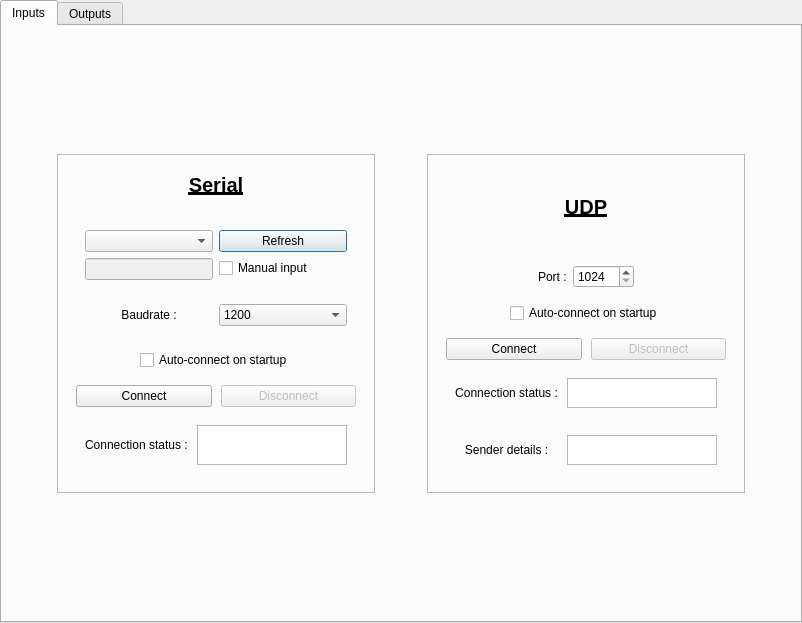
The window that src/menu_bar/connections/menubar_connections.ui (Kupofty/OpenSeaNav) describes before a commit, drawn with Qt 5.
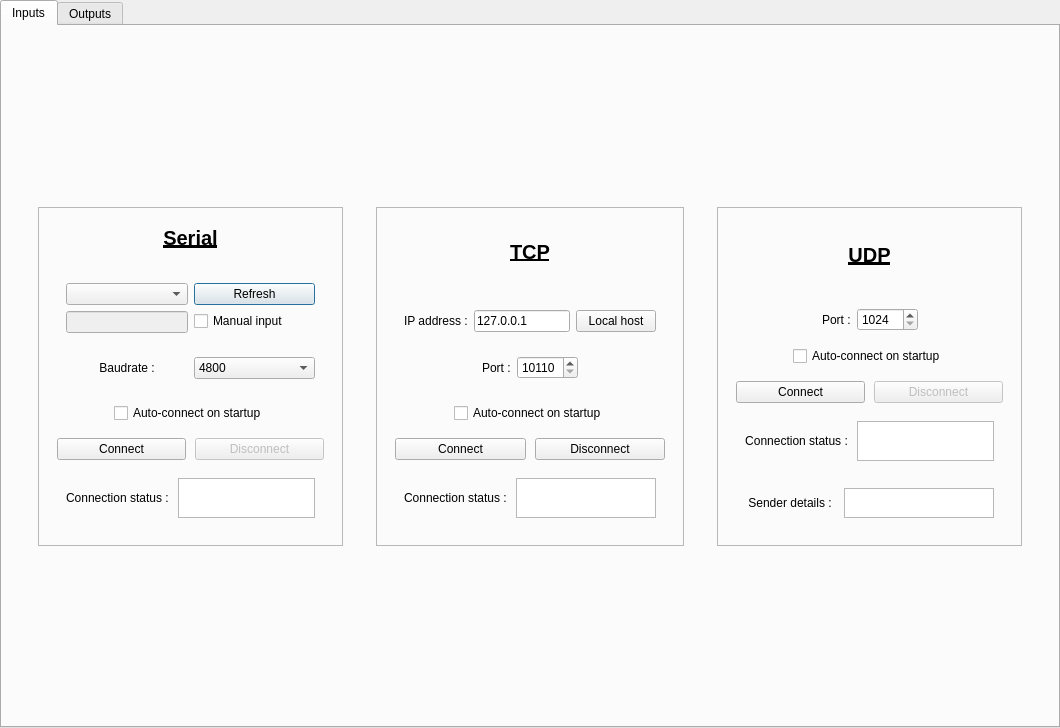
The same window after the commit. The open tabs and pages were chosen to show the change. Icons and pictures are not drawn.

Commit message: add TCP input

```diff
--- a/src/menu_bar/connections/menubar_connections.ui
+++ b/src/menu_bar/connections/menubar_connections.ui
@@ -6,8 +6,8 @@
    <rect>
     <x>0</x>
     <y>0</y>
-    <width>802</width>
-    <height>623</height>
+    <width>1060</width>
+    <height>728</height>
    </rect>
   </property>
   <property name="windowTitle">
@@ -29,13 +29,52 @@
    <item row="0" column="0">
     <widget class="QTabWidget" name="tabWidget">
      <property name="currentIndex">
-      <number>1</number>
+      <number>0</number>
      </property>
      <widget class="QWidget" name="tab_inputs">
       <attribute name="title">
        <string>Inputs</string>
       </attribute>
       <layout class="QGridLayout" name="gridLayout_2">
+       <item row="1" column="6">
+        <spacer name="horizontalSpacer_3">
+         <property name="orientation">
+          <enum>Qt::Orientation::Horizontal</enum>
+         </property>
+         <property name="sizeHint" stdset="0">
+          <size>
+           <width>40</width>
+           <height>20</height>
+          </size>
+         </property>
+        </spacer>
+       </item>
+       <item row="1" column="2">
+        <spacer name="horizontalSpacer_2">
+         <property name="orientation">
+          <enum>Qt::Orientation::Horizontal</enum>
+         </property>
+         <property name="sizeHint" stdset="0">
+          <size>
+           <width>40</width>
+           <height>20</height>
+          </size>
+         </property>
+        </spacer>
+       </item>
+       <item row="1" column="4">
+        <spacer name="horizontalSpacer_9">
+         <property name="orientation">
+          <enum>Qt::Orientation::Horizontal</enum>
+         </property>
+         <property name="sizeHint" stdset="0">
+          <size>
+           <width>40</width>
+           <height>20</height>
+          </size>
+         </property>
+        </spacer>
+       </item>
        <item row="1" column="1">
         <widget class="QFrame" name="frame">
          <property name="minimumSize">
@@ -242,10 +281,10 @@
                   <bool>false</bool>
                  </property>
                  <property name="currentText">
-                  <string notr="true">1200</string>
+                  <string notr="true">4800</string>
                  </property>
                  <property name="currentIndex">
-                  <number>0</number>
+                  <number>2</number>
                  </property>
                  <item>
                   <property name="text">
@@ -401,7 +440,7 @@
                 </widget>
                </item>
                <item>
-                <widget class="QPlainTextEdit" name="plainTextEdit_connection_status">
+                <widget class="QPlainTextEdit" name="plainTextEdit_connection_status_serial">
                  <property name="sizePolicy">
                   <sizepolicy hsizetype="Expanding" vsizetype="Fixed">
                    <horstretch>0</horstretch>
@@ -417,6 +456,9 @@
                  <property name="readOnly">
                   <bool>true</bool>
                  </property>
+                 <property name="plainText">
+                  <string/>
+                 </property>
                 </widget>
                </item>
               </layout>
@@ -427,47 +469,8 @@
          </layout>
         </widget>
        </item>
-       <item row="1" column="2">
-        <spacer name="horizontalSpacer_9">
-         <property name="orientation">
-          <enum>Qt::Orientation::Horizontal</enum>
-         </property>
-         <property name="sizeHint" stdset="0">
-          <size>
-           <width>40</width>
-           <height>20</height>
-          </size>
-         </property>
-        </spacer>
-       </item>
-       <item row="1" column="4">
-        <spacer name="horizontalSpacer_3">
-         <property name="orientation">
-          <enum>Qt::Orientation::Horizontal</enum>
-         </property>
-         <property name="sizeHint" stdset="0">
-          <size>
-           <width>40</width>
-           <height>20</height>
-          </size>
-         </property>
-        </spacer>
-       </item>
-       <item row="1" column="0">
-        <spacer name="horizontalSpacer">
-         <property name="orientation">
-          <enum>Qt::Orientation::Horizontal</enum>
-         </property>
-         <property name="sizeHint" stdset="0">
-          <size>
-           <width>40</width>
-           <height>20</height>
-          </size>
-         </property>
-        </spacer>
-       </item>
-       <item row="1" column="3">
-        <widget class="QFrame" name="verticalFrame">
+       <item row="1" column="5">
+        <widget class="QFrame" name="verticalFrame_udp_input">
          <property name="frameShape">
           <enum>QFrame::Shape::StyledPanel</enum>
          </property>
@@ -640,6 +643,99 @@
              <property name="spacing">
               <number>9</number>
              </property>
+             <item row="1" column="0">
+              <widget class="QPushButton" name="pushButton_connect_udp_input">
+               <property name="sizePolicy">
+                <sizepolicy hsizetype="Minimum" vsizetype="Fixed">
+                 <horstretch>0</horstretch>
+                 <verstretch>0</verstretch>
+                </sizepolicy>
+               </property>
+               <property name="font">
+                <font>
+                 <pointsize>9</pointsize>
+                </font>
+               </property>
+               <property name="text">
+                <string>Connect</string>
+               </property>
+               <property name="checkable">
+                <bool>true</bool>
+               </property>
+              </widget>
+             </item>
+             <item row="2" column="0" colspan="2">
+              <layout class="QHBoxLayout" name="horizontalLayout_56">
+               <property name="leftMargin">
+                <number>9</number>
+               </property>
+               <property name="topMargin">
+                <number>9</number>
+               </property>
+               <property name="rightMargin">
+                <number>9</number>
+               </property>
+               <property name="bottomMargin">
+                <number>9</number>
+               </property>
+               <item>
+                <widget class="QLabel" name="label_70">
+                 <property name="text">
+                  <string>Connection status :</string>
+                 </property>
+                 <property name="alignment">
+                  <set>Qt::AlignmentFlag::AlignCenter</set>
+                 </property>
+                </widget>
+               </item>
+               <item>
+                <widget class="QPlainTextEdit" name="plainTextEdit_connection_status_udp">
+                 <property name="sizePolicy">
+                  <sizepolicy hsizetype="Expanding" vsizetype="Fixed">
+                   <horstretch>0</horstretch>
+                   <verstretch>0</verstretch>
+                  </sizepolicy>
+                 </property>
+                 <property name="maximumSize">
+                  <size>
+                   <width>150</width>
+                   <height>40</height>
+                  </size>
+                 </property>
+                 <property name="readOnly">
+                  <bool>true</bool>
+                 </property>
+                 <property name="plainText">
+                  <string/>
+                 </property>
+                </widget>
+               </item>
+              </layout>
+             </item>
+             <item row="1" column="1">
+              <widget class="QPushButton" name="pushButton_disconnect_udp_input">
+               <property name="enabled">
+                <bool>false</bool>
+               </property>
+               <property name="sizePolicy">
+                <sizepolicy hsizetype="Minimum" vsizetype="Fixed">
+                 <horstretch>0</horstretch>
+                 <verstretch>0</verstretch>
+                </sizepolicy>
+               </property>
+               <property name="font">
+                <font>
+                 <pointsize>9</pointsize>
+                </font>
+               </property>
+               <property name="text">
+                <string>Disconnect</string>
+               </property>
+               <property name="checkable">
+                <bool>true</bool>
+               </property>
+              </widget>
+             </item>
              <item row="3" column="0" colspan="2">
               <layout class="QHBoxLayout" name="horizontalLayout_57">
                <property name="leftMargin">
@@ -681,102 +777,8 @@
                  <property name="readOnly">
                   <bool>true</bool>
                  </property>
-                </widget>
-               </item>
-              </layout>
-             </item>
-             <item row="2" column="0" colspan="2">
-              <layout class="QHBoxLayout" name="horizontalLayout_56">
-               <property name="leftMargin">
-                <number>9</number>
-               </property>
-               <property name="topMargin">
-                <number>9</number>
-               </property>
-               <property name="rightMargin">
-                <number>9</number>
-               </property>
-               <property name="bottomMargin">
-                <number>9</number>
-               </property>
-               <item>
-                <widget class="QLabel" name="label_70">
-                 <property name="text">
-                  <string>Connection status :</string>
-                 </property>
-                 <property name="alignment">
-                  <set>Qt::AlignmentFlag::AlignCenter</set>
-                 </property>
-                </widget>
-               </item>
-               <item>
-                <widget class="QPlainTextEdit" name="plainTextEdit_connection_status_udp">
-                 <property name="sizePolicy">
-                  <sizepolicy hsizetype="Expanding" vsizetype="Fixed">
-                   <horstretch>0</horstretch>
-                   <verstretch>0</verstretch>
-                  </sizepolicy>
-                 </property>
-                 <property name="maximumSize">
-                  <size>
-                   <width>150</width>
-                   <height>30</height>
-                  </size>
-                 </property>
-                 <property name="readOnly">
-                  <bool>true</bool>
-                 </property>
-                </widget>
-               </item>
-              </layout>
-             </item>
-             <item row="1" column="0" colspan="2">
-              <layout class="QHBoxLayout" name="horizontalLayout_4">
-               <property name="topMargin">
-                <number>0</number>
-               </property>
-               <item>
-                <widget class="QPushButton" name="pushButton_connect_udp_input">
-                 <property name="sizePolicy">
-                  <sizepolicy hsizetype="Minimum" vsizetype="Fixed">
-                   <horstretch>0</horstretch>
-                   <verstretch>0</verstretch>
-                  </sizepolicy>
-                 </property>
-                 <property name="font">
-                  <font>
-                   <pointsize>9</pointsize>
-                  </font>
-                 </property>
-                 <property name="text">
-                  <string>Connect</string>
-                 </property>
-                 <property name="checkable">
-                  <bool>true</bool>
-                 </property>
-                </widget>
-               </item>
-               <item>
-                <widget class="QPushButton" name="pushButton_disconnect_udp_input">
-                 <property name="enabled">
-                  <bool>false</bool>
-                 </property>
-                 <property name="sizePolicy">
-                  <sizepolicy hsizetype="Minimum" vsizetype="Fixed">
-                   <horstretch>0</horstretch>
-                   <verstretch>0</verstretch>
-                  </sizepolicy>
-                 </property>
-                 <property name="font">
-                  <font>
-                   <pointsize>9</pointsize>
-                  </font>
-                 </property>
-                 <property name="text">
-                  <string>Disconnect</string>
-                 </property>
-                 <property name="checkable">
-                  <bool>true</bool>
+                 <property name="plainText">
+                  <string/>
                  </property>
                 </widget>
                </item>
@@ -788,20 +790,20 @@
          </layout>
         </widget>
        </item>
-       <item row="0" column="2">
-        <spacer name="verticalSpacer_17">
+       <item row="1" column="0">
+        <spacer name="horizontalSpacer">
          <property name="orientation">
-          <enum>Qt::Orientation::Vertical</enum>
+          <enum>Qt::Orientation::Horizontal</enum>
          </property>
          <property name="sizeHint" stdset="0">
           <size>
-           <width>20</width>
-           <height>40</height>
+           <width>40</width>
+           <height>20</height>
           </size>
          </property>
         </spacer>
        </item>
-       <item row="2" column="2">
+       <item row="2" column="3">
         <spacer name="verticalSpacer_18">
          <property name="orientation">
           <enum>Qt::Orientation::Vertical</enum>
@@ -814,6 +816,299 @@
          </property>
         </spacer>
        </item>
+       <item row="0" column="3">
+        <spacer name="verticalSpacer_17">
+         <property name="orientation">
+          <enum>Qt::Orientation::Vertical</enum>
+         </property>
+         <property name="sizeHint" stdset="0">
+          <size>
+           <width>20</width>
+           <height>40</height>
+          </size>
+         </property>
+        </spacer>
+       </item>
+       <item row="1" column="3">
+        <widget class="QFrame" name="verticalFrame_tcp_input">
+         <property name="frameShape">
+          <enum>QFrame::Shape::StyledPanel</enum>
+         </property>
+         <layout class="QVBoxLayout" name="verticalLayout">
+          <property name="leftMargin">
+           <number>9</number>
+          </property>
+          <property name="topMargin">
+           <number>9</number>
+          </property>
+          <property name="rightMargin">
+           <number>9</number>
+          </property>
+          <property name="bottomMargin">
+           <number>9</number>
+          </property>
+          <item>
+           <layout class="QHBoxLayout" name="horizontalLayout">
+            <property name="leftMargin">
+             <number>0</number>
+            </property>
+            <item>
+             <widget class="QLabel" name="label">
+              <property name="font">
+               <font>
+                <pointsize>15</pointsize>
+                <bold>true</bold>
+                <underline>true</underline>
+               </font>
+              </property>
+              <property name="text">
+               <string>TCP</string>
+              </property>
+              <property name="alignment">
+               <set>Qt::AlignmentFlag::AlignCenter</set>
+              </property>
+              <property name="wordWrap">
+               <bool>true</bool>
+              </property>
+             </widget>
+            </item>
+           </layout>
+          </item>
+          <item>
+           <layout class="QVBoxLayout" name="verticalLayout_2">
+            <property name="leftMargin">
+             <number>9</number>
+            </property>
+            <property name="topMargin">
+             <number>9</number>
+            </property>
+            <property name="rightMargin">
+             <number>9</number>
+            </property>
+            <property name="bottomMargin">
+             <number>9</number>
+            </property>
+            <item>
+             <layout class="QHBoxLayout" name="horizontalLayout_8">
+              <property name="leftMargin">
+               <number>9</number>
+              </property>
+              <property name="topMargin">
+               <number>9</number>
+              </property>
+              <property name="rightMargin">
+               <number>9</number>
+              </property>
+              <property name="bottomMargin">
+               <number>9</number>
+              </property>
+              <item>
+               <widget class="QLabel" name="label_3">
+                <property name="text">
+                 <string>IP address :</string>
+                </property>
+               </widget>
+              </item>
+              <item>
+               <widget class="QLineEdit" name="lineEdit_tcp_manual_input">
+                <property name="minimumSize">
+                 <size>
+                  <width>90</width>
+                  <height>0</height>
+                 </size>
+                </property>
+                <property name="text">
+                 <string notr="true">127.0.0.1</string>
+                </property>
+               </widget>
+              </item>
+              <item>
+               <widget class="QPushButton" name="pushButton_tcp_input_localhost">
+                <property name="text">
+                 <string>Local host</string>
+                </property>
+               </widget>
+              </item>
+             </layout>
+            </item>
+            <item>
+             <layout class="QHBoxLayout" name="horizontalLayout_13">
+              <property name="leftMargin">
+               <number>9</number>
+              </property>
+              <property name="topMargin">
+               <number>9</number>
+              </property>
+              <property name="rightMargin">
+               <number>9</number>
+              </property>
+              <property name="bottomMargin">
+               <number>9</number>
+              </property>
+              <item>
+               <spacer name="horizontalSpacer_16">
+                <property name="orientation">
+                 <enum>Qt::Orientation::Horizontal</enum>
+                </property>
+                <property name="sizeHint" stdset="0">
+                 <size>
+                  <width>40</width>
+                  <height>20</height>
+                 </size>
+                </property>
+               </spacer>
+              </item>
+              <item>
+               <widget class="QLabel" name="label_4">
+                <property name="text">
+                 <string>Port :</string>
+                </property>
+               </widget>
+              </item>
+              <item>
+               <widget class="QSpinBox" name="spinBox_tcp_input_port">
+                <property name="minimum">
+                 <number>10110</number>
+                </property>
+                <property name="maximum">
+                 <number>65535</number>
+                </property>
+               </widget>
+              </item>
+              <item>
+               <spacer name="horizontalSpacer_17">
+                <property name="orientation">
+                 <enum>Qt::Orientation::Horizontal</enum>
+                </property>
+                <property name="sizeHint" stdset="0">
+                 <size>
+                  <width>40</width>
+                  <height>20</height>
+                 </size>
+                </property>
+               </spacer>
+              </item>
+             </layout>
+            </item>
+           </layout>
+          </item>
+          <item>
+           <layout class="QHBoxLayout" name="horizontalLayout_14">
+            <item>
+             <spacer name="horizontalSpacer_27">
+              <property name="orientation">
+               <enum>Qt::Orientation::Horizontal</enum>
+              </property>
+              <property name="sizeHint" stdset="0">
+               <size>
+                <width>40</width>
+                <height>20</height>
+               </size>
+              </property>
+             </spacer>
+            </item>
+            <item>
+             <widget class="QCheckBox" name="checkBox_tcp_autoconnect">
+              <property name="text">
+               <string>Auto-connect on startup</string>
+              </property>
+             </widget>
+            </item>
+            <item>
+             <spacer name="horizontalSpacer_28">
+              <property name="orientation">
+               <enum>Qt::Orientation::Horizontal</enum>
+              </property>
+              <property name="sizeHint" stdset="0">
+               <size>
+                <width>40</width>
+                <height>20</height>
+               </size>
+              </property>
+             </spacer>
+            </item>
+           </layout>
+          </item>
+          <item>
+           <widget class="QFrame" name="gridFrame">
+            <layout class="QGridLayout" name="gridLayout_8">
+             <property name="leftMargin">
+              <number>9</number>
+             </property>
+             <property name="topMargin">
+              <number>9</number>
+             </property>
+             <property name="rightMargin">
+              <number>9</number>
+             </property>
+             <property name="bottomMargin">
+              <number>9</number>
+             </property>
+             <property name="spacing">
+              <number>9</number>
+             </property>
+             <item row="0" column="1">
+              <widget class="QPushButton" name="pushButton_disconnect_tcp_input">
+               <property name="text">
+                <string>Disconnect</string>
+               </property>
+              </widget>
+             </item>
+             <item row="0" column="0">
+              <widget class="QPushButton" name="pushButton_connect_tcp_input">
+               <property name="text">
+                <string>Connect</string>
+               </property>
+              </widget>
+             </item>
+             <item row="1" column="0" colspan="2">
+              <layout class="QHBoxLayout" name="horizontalLayout_12">
+               <property name="leftMargin">
+                <number>9</number>
+               </property>
+               <property name="topMargin">
+                <number>9</number>
+               </property>
+               <property name="rightMargin">
+                <number>9</number>
+               </property>
+               <property name="bottomMargin">
+                <number>9</number>
+               </property>
+               <item>
+                <widget class="QLabel" name="label_2">
+                 <property name="text">
+                  <string>Connection status :</string>
+                 </property>
+                </widget>
+               </item>
+               <item>
+                <widget class="QPlainTextEdit" name="plainTextEdit_connection_status_tcp">
+                 <property name="sizePolicy">
+                  <sizepolicy hsizetype="Expanding" vsizetype="Fixed">
+                   <horstretch>0</horstretch>
+                   <verstretch>0</verstretch>
+                  </sizepolicy>
+                 </property>
+                 <property name="maximumSize">
+                  <size>
+                   <width>150</width>
+                   <height>40</height>
+                  </size>
+                 </property>
+                 <property name="plainText">
+                  <string/>
+                 </property>
+                </widget>
+               </item>
+              </layout>
+             </item>
+            </layout>
+           </widget>
+          </item>
+         </layout>
+        </widget>
+       </item>
       </layout>
      </widget>
      <widget class="QWidget" name="tab_outputs">
@@ -1469,7 +1764,7 @@
         </spacer>
        </item>
        <item row="1" column="1">
-        <widget class="QFrame" name="verticalFrame_udp_output_2">
+        <widget class="QFrame" name="verticalFrame_serial_output">
          <property name="frameShape">
           <enum>QFrame::Shape::StyledPanel</enum>
          </property>
```
The commit also changes 15 other files.
